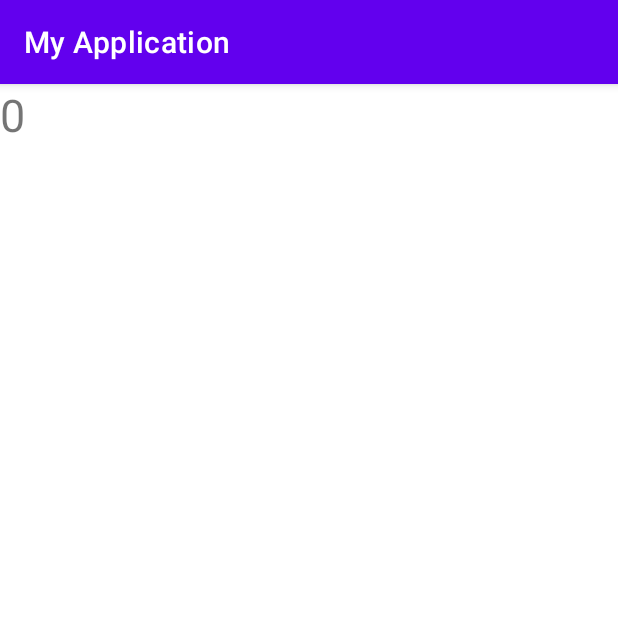
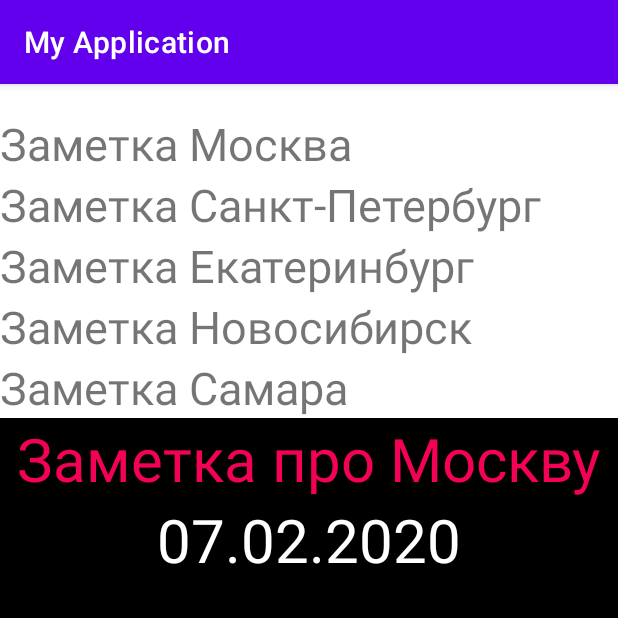
Before and after one commit to Iliassemeonidis/Android, an Android app: the screen it shows after launch (DetailActivity before the commit, MainActivity after it), after a tap on "Заметка Москва", on a phone screen of 412 x 824 dp, the top half of it. Run offline under Robolectric (Android 15) with nearby library versions, the phone set to English and light mode, and no system bars.

```diff
--- a/app/build.gradle
+++ b/app/build.gradle
@@ -33,7 +33,8 @@ dependencies {
     implementation 'androidx.appcompat:appcompat:1.2.0'
     implementation 'com.google.android.material:material:1.2.1'
     implementation 'androidx.constraintlayout:constraintlayout:2.0.4'
-    testImplementation 'junit:junit:4.+'
+    implementation 'androidx.legacy:legacy-support-v4:1.0.0'
+    testImplementation 'junit:junit:4.13.1'
     androidTestImplementation 'androidx.test.ext:junit:1.1.2'
     androidTestImplementation 'androidx.test.espresso:espresso-core:3.3.0'
 }
--- a/app/src/main/java/ru/adnroid/myapplication/DetailActivity.java
+++ b/app/src/main/java/ru/adnroid/myapplication/DetailActivity.java
@@ -1,26 +1,20 @@
 package ru.adnroid.myapplication;
+
+import android.os.Bundle;
+import android.widget.TextView;
 
 import androidx.appcompat.app.AppCompatActivity;
 
-import android.content.Intent;
-import android.os.Bundle;
-import android.widget.TextView;
+import static ru.adnroid.myapplication.MainActivity.CITY_EXTRA;
 
 public class DetailActivity extends AppCompatActivity {
-
-    private TextView textView;
 
     @Override
     protected void onCreate(Bundle savedInstanceState) {
         super.onCreate(savedInstanceState);
         setContentView(R.layout.activity_detail);
-        textView = findViewById(R.id.textViewCity);
+        TextView textView = findViewById(R.id.textViewCity);
+        textView.setText(getIntent().getStringExtra(CITY_EXTRA));
 
-        Intent intentCity = getIntent();
-
-        if (intentCity.hasExtra("value")) {
-            String value = intentCity.getStringExtra("value");
-            textView.setText(value);
-        }
     }
 }
--- a/app/src/main/java/ru/adnroid/myapplication/MainActivity.java
+++ b/app/src/main/java/ru/adnroid/myapplication/MainActivity.java
@@ -1,32 +1,31 @@
 package ru.adnroid.myapplication;
-
-import androidx.appcompat.app.AppCompatActivity;
-import androidx.loader.app.LoaderManager;
-import androidx.recyclerview.widget.LinearLayoutManager;
-import androidx.recyclerview.widget.RecyclerView;
 
 import android.content.Intent;
 import android.os.Bundle;
-import android.util.Log;
 import android.view.View;
 import android.widget.LinearLayout;
 import android.widget.TextView;
-import android.widget.Toast;
 
-import java.util.ArrayList;
+import androidx.appcompat.app.AppCompatActivity;
+import androidx.fragment.app.Fragment;
+import androidx.fragment.app.FragmentManager;
+import androidx.fragment.app.FragmentTransaction;
 
 
 public class MainActivity extends AppCompatActivity {
-    private String[] cities;
+    static final String CITY_EXTRA = "value";
+    private FragmentTransaction  transaction;
 
     @Override
     protected void onCreate(Bundle savedInstanceState) {
         super.onCreate(savedInstanceState);
         setContentView(R.layout.activity_main);
-        cities = getResources().getStringArray(R.array.cities);
+        MoscowFragment moscowFragment = new MoscowFragment();
+        PetersburgFragment petersburgFragment = new PetersburgFragment();
+
+        /// Жесточайшая дичь
         LinearLayout layoutView = findViewById(R.id.list_container);
-
-
+        String[] cities = getResources().getStringArray(R.array.cities);
         for (int i = 0; i < cities.length; i++) {
             String city = cities[i];
             TextView tv = new TextView(this);
@@ -34,16 +33,47 @@ public class MainActivity extends AppCompatActivity {
             tv.setTextSize(30);
             layoutView.addView(tv);
             final int index = i;
-            tv.setOnClickListener(v -> {
-                //открываем новую Активити и передаем туда index
-//                    Toast.makeText(MainActivity.this, cities[index], Toast.LENGTH_SHORT).show();
-                Intent intent = new Intent(getBaseContext(), DetailActivity.class);
-                String id = String.valueOf(index);
-                intent.putExtra("value", id);
-                startActivity(intent);
+            tv.setOnClickListener(new View.OnClickListener() {
+                @Override
+                public void onClick(View v) {
+                    transaction = getSupportFragmentManager().beginTransaction();
+                    switch (index) {
+                        case 0:
+                            if (transaction.isAddToBackStackAllowed()) {
+                                transaction.remove(petersburgFragment);
+
+                            }
+                            transaction.add(R.id.list_container, moscowFragment);
+                            break;
+                        case 1:
+                            if (transaction.isAddToBackStackAllowed()) {
+                                transaction.remove(moscowFragment);
+                            }
+                            transaction.add(R.id.list_container, petersburgFragment);
+                            break;
+                        default:
+                            break;
+                    }
+
+                    transaction.commitAllowingStateLoss();
+                    //открываем новую Активити и передаем туда index
+                }
             });
         }
+
+//        FragmentManager fragmentManager = getSupportFragmentManager();
+//        FragmentTransaction transaction = fragmentManager.beginTransaction();
+//        transaction.add(R.id.list_container, MainFragment.newInstance("City"));
+//        transaction.commitAllowingStateLoss();
+
+
     }
 
+    public void addFragment(Fragment fragment) {
+        FragmentManager fragmentManager = getSupportFragmentManager();
+        FragmentTransaction transaction = fragmentManager.beginTransaction();
+        transaction.add(R.id.list_container, fragment);
+        transaction.commitAllowingStateLoss();
+    }
 
 }
--- /dev/null
+++ b/app/src/main/java/ru/adnroid/myapplication/MoscowFragment.java
@@ -0,0 +1,17 @@
+package ru.adnroid.myapplication;
+
+import android.os.Bundle;
+import android.view.LayoutInflater;
+import android.view.View;
+import android.view.ViewGroup;
+
+import androidx.fragment.app.Fragment;
+
+public class MoscowFragment extends Fragment {
+
+    @Override
+    public View onCreateView(LayoutInflater inflater, ViewGroup container, Bundle savedInstanceState) {
+        return inflater.inflate(R.layout.fragment_moscow, container, false);
+    }
+
+}
--- /dev/null
+++ b/app/src/main/java/ru/adnroid/myapplication/PetersburgFragment.java
@@ -0,0 +1,17 @@
+package ru.adnroid.myapplication;
+
+import android.os.Bundle;
+import android.view.LayoutInflater;
+import android.view.View;
+import android.view.ViewGroup;
+
+import androidx.fragment.app.Fragment;
+
+public class PetersburgFragment extends Fragment {
+
+    @Override
+    public View onCreateView(LayoutInflater inflater, ViewGroup container, Bundle savedInstanceState) {
+        return inflater.inflate(R.layout.fragment_petersburg, container, false);
+    }
+
+}
--- a/app/src/main/res/layout/activity_detail.xml
+++ b/app/src/main/res/layout/activity_detail.xml
@@ -1,17 +1,15 @@
 <?xml version="1.0" encoding="utf-8"?>
 <LinearLayout xmlns:android="http://schemas.android.com/apk/res/android"
-    xmlns:app="http://schemas.android.com/apk/res-auto"
     xmlns:tools="http://schemas.android.com/tools"
     android:layout_width="match_parent"
     android:layout_height="match_parent"
-    tools:context=".DetailActivity">
+    tools:context=".DetailActivity"
+    android:orientation="horizontal">
 
-    <TextView
-        android:id="@+id/textViewCity"
-        android:layout_width="match_parent"
-        android:layout_height="match_parent"
-        android:text="Text"
-        android:textSize="30dp"/>
-
-
+<!--    <TextView-->
+<!--        android:id="@+id/textViewCity"-->
+<!--        android:layout_width="match_parent"-->
+<!--        android:layout_height="match_parent"-->
+<!--        android:text="@string/text"-->
+<!--        android:textSize="30sp" />-->
 </LinearLayout>
--- a/app/src/main/res/layout/activity_main.xml
+++ b/app/src/main/res/layout/activity_main.xml
@@ -6,5 +6,8 @@
     android:orientation="vertical">
 
 
-
+        <TextView
+            android:id="@+id/textViewCity"
+            android:layout_width="match_parent"
+            android:layout_height="wrap_content" />
 </LinearLayout>
--- /dev/null
+++ b/app/src/main/res/layout/fragment_main.xml
@@ -0,0 +1,6 @@
+<?xml version="1.0" encoding="utf-8"?>
+<LinearLayout xmlns:android="http://schemas.android.com/apk/res/android"
+    xmlns:tools="http://schemas.android.com/tools"
+    android:layout_width="match_parent"
+    android:layout_height="match_parent"
+    tools:context=".DetailActivity"/>
--- /dev/null
+++ b/app/src/main/res/layout/fragment_moscow.xml
@@ -0,0 +1,29 @@
+<?xml version="1.0" encoding="utf-8"?>
+<LinearLayout xmlns:android="http://schemas.android.com/apk/res/android"
+    xmlns:tools="http://schemas.android.com/tools"
+    android:layout_width="match_parent"
+    android:layout_height="match_parent"
+    android:orientation="vertical"
+    android:background="@color/black"
+    tools:context=".MoscowFragment">
+
+    <TextView
+        android:id="@+id/textViewMoscow"
+        android:layout_width="wrap_content"
+        android:layout_height="wrap_content"
+        android:layout_gravity="center"
+        android:text="@string/moscow_description"
+        android:textColor="#F50057"
+        android:textSize="@dimen/fragment_dimen" />
+
+    <TextView
+        android:id="@+id/textViewData"
+        android:layout_width="wrap_content"
+        android:layout_height="wrap_content"
+        android:layout_gravity="center"
+        android:text="@string/_07_02_2020"
+        android:textColor="@color/white"
+        android:textSize="@dimen/fragment_dimen" />
+
+
+</LinearLayout>
--- /dev/null
+++ b/app/src/main/res/values/dimens.xml
@@ -0,0 +1,5 @@
+<?xml version="1.0" encoding="utf-8"?>
+<resources>
+    <dimen name="test_size">30sp</dimen>
+    <dimen name="fragment_dimen">40sp</dimen>
+</resources>
--- a/app/src/main/res/values/strings.xml
+++ b/app/src/main/res/values/strings.xml
@@ -11,5 +11,9 @@
         <item>Заметка Новосибирск</item>
         <item>Заметка Самара</item>
     </string-array>
+    <string name="hello_blank_fragment">Hello blank fragment</string>
+    <string name="moscow_description">Заметка про Москву</string>
+    <string name="petersburg_description">Заметки про Питер</string>
+    <string name="_07_02_2020">07.02.2020</string>
 
 </resources>
```
Also changed, not shown: app/src/main/java/ru/adnroid/myapplication/MainFragment.java (added, +61 -0 lines), app/src/main/res/layout/fragment_petersburg.xml (added, +28 -0 lines).
